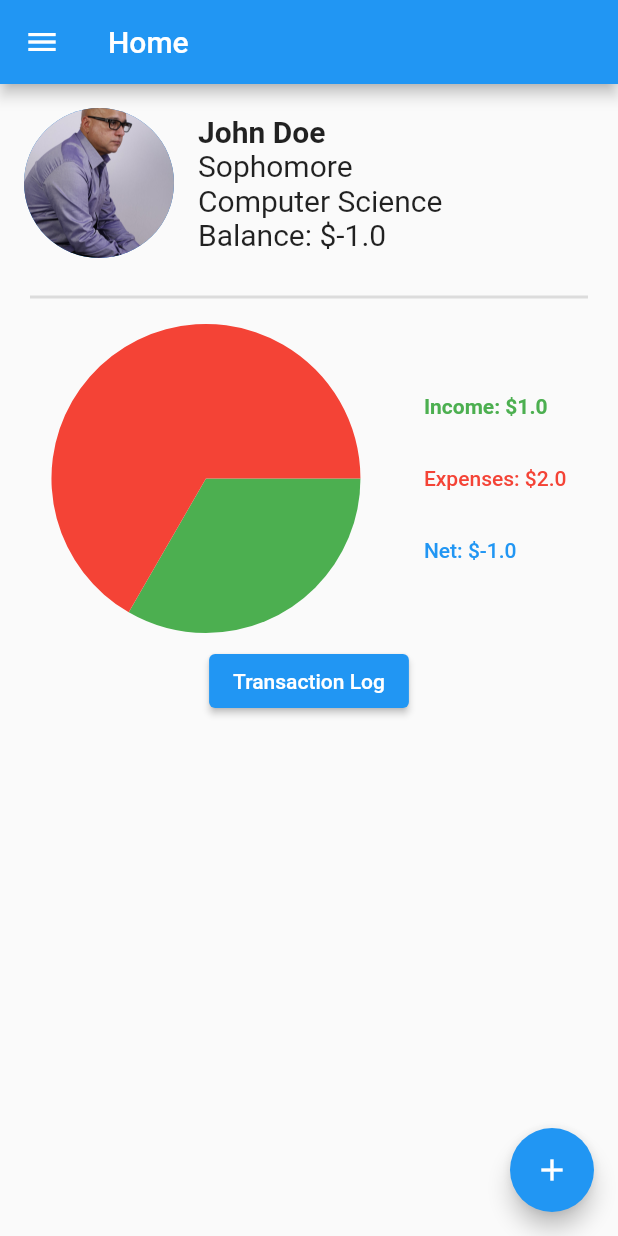
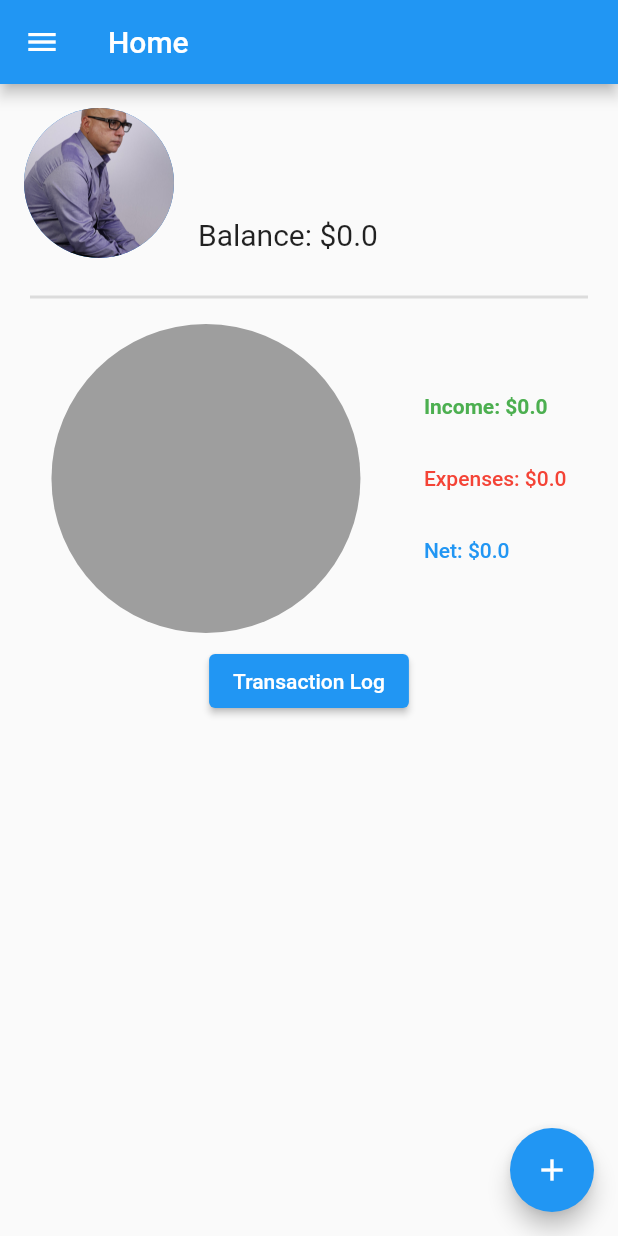
Before and after one commit to jmyrick02/finspace, a Flutter app: the Home screen opened directly, in the side drawer, after a tap on "Transaction Log", on a phone screen of 412 x 824 dp. Run offline on Flutter 3.47's test engine with Material 2 defaults, Android fonts, the phone set to English and light mode, and no system bars; drawn by our look-alikes of pie_chart; our stand-ins replace camera, font_awesome_flutter, image_picker, introduction_screen, shared_preferences; accounts and stored records are empty.

Commit message:
Merge and data persistence

```diff
--- a/lib/Homepage/home.dart
+++ b/lib/Homepage/home.dart
@@ -1,11 +1,14 @@
 import 'package:finspace/Homepage/add_transaction.dart';
+import 'package:finspace/Homepage/date.dart';
 import 'package:finspace/Homepage/expenses.dart';
 import 'package:finspace/Homepage/income.dart';
 import 'package:finspace/Homepage/income_expense_overview.dart';
+import 'package:finspace/Homepage/period.dart';
 import 'package:finspace/Homepage/transaction.dart';
 import 'package:finspace/Homepage/transaction_category.dart';
 import 'package:finspace/Homepage/transaction_log.dart';
 import 'package:flutter/material.dart';
+import 'package:shared_preferences/shared_preferences.dart';
 
 class Home extends StatefulWidget {
   const Home({Key? key}) : super(key: key);
@@ -15,10 +18,50 @@ class Home extends StatefulWidget {
 }
 
 class _HomeState extends State<Home> {
-  List<Transaction> _transactions = [
-    Transaction.now(1, TransactionCategory.allowance),
-    Transaction.now(-2, TransactionCategory.food),
-  ];
+  String _name = '';
+  String _classYear = '';
+  String _school = '';
+  String _food = '';
+  String _creditHours = '';
+  String _housing = '';
+  List<Transaction> _transactions = [];
+
+  @override
+  void initState() {
+    super.initState();
+    load();
+  }
+
+  void load() async {
+    final prefs = await SharedPreferences.getInstance();
+
+    setState(() {
+      _name = prefs.getString('name') ?? _name;
+      _classYear = prefs.getString('classYear') ?? _classYear;
+      _school = prefs.getString('school') ?? _school;
+      _food = prefs.getString('food') ?? _food;
+      _creditHours = prefs.getString('creditHours') ?? _creditHours;
+      _housing = prefs.getString('housing') ?? _housing;
+      _transactions = (prefs.getStringList('transactions') ?? <String>[])
+          .map((str) => parseTransactionString(str))
+          .toList();
+    });
+  }
+
+  Transaction parseTransactionString(String str) {
+    List<String> parts = str.split('|');
+    List<String> date_parts = parts[0].split('/');
+    return Transaction(
+      Date(int.tryParse(date_parts[0]) ?? -1, int.tryParse(date_parts[1]) ?? -1,
+          int.tryParse(date_parts[2]) ?? -1),
+      double.tryParse(parts[1]) ?? 0.0,
+      TransactionCategory.values
+          .firstWhere((element) => element.toString() == parts[2]),
+      period:
+          Period.values.firstWhere((element) => element.toString() == parts[3]),
+      description: parts[4],
+    );
+  }
 
   @override
   Widget build(BuildContext context) {
@@ -41,16 +84,16 @@ class _HomeState extends State<Home> {
                 crossAxisAlignment: CrossAxisAlignment.start,
                 mainAxisAlignment: MainAxisAlignment.start,
                 children: [
-                  const Text(
-                    'John Doe',
+                  Text(
+                    _name,
                     style: TextStyle(fontSize: 20, fontWeight: FontWeight.bold),
                   ),
-                  const Text(
-                    'Sophomore',
+                  Text(
+                    _classYear,
                     style: TextStyle(fontSize: 20),
                   ),
-                  const Text(
-                    'Computer Science',
+                  Text(
+                    _school,
                     style: TextStyle(fontSize: 20),
                   ),
                   Text(
@@ -96,6 +139,12 @@ class _HomeState extends State<Home> {
           setState(() {
             _transactions.add(newTransaction);
           });
+          final prefs = await SharedPreferences.getInstance();
+
+          prefs.setStringList(
+              'transactions',
+              (prefs.getStringList('transactions') ?? ['']) +
+                  [newTransaction.toString()]);
         },
         child: const Icon(Icons.add),
       ),
--- a/lib/main.dart
+++ b/lib/main.dart
@@ -1,5 +1,10 @@
 import 'package:finspace/Homepage/home.dart';
+import 'package:finspace/intro/first_page.dart';
 import 'package:flutter/material.dart';
+
+void main(List<String> args) {
+  runApp(App());
+}
 
 class MyApp extends StatelessWidget {
   const MyApp({Key? key}) : super(key: key);
```
Also changed, not shown: lib/Homepage/transaction.dart (+13 -0 lines), lib/intro/first_page.dart (+5 -12 lines), pubspec.lock, 5 other files.
